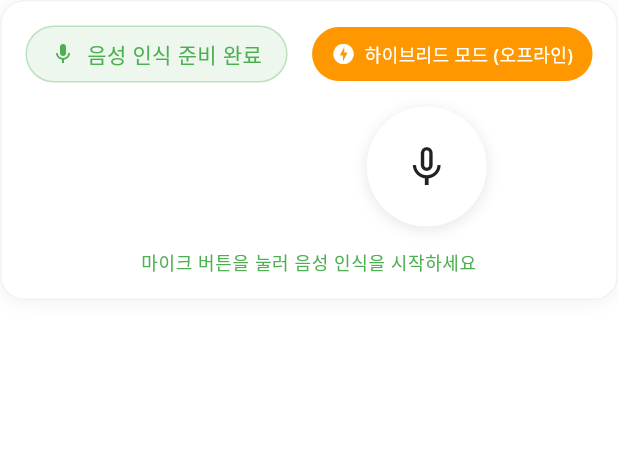
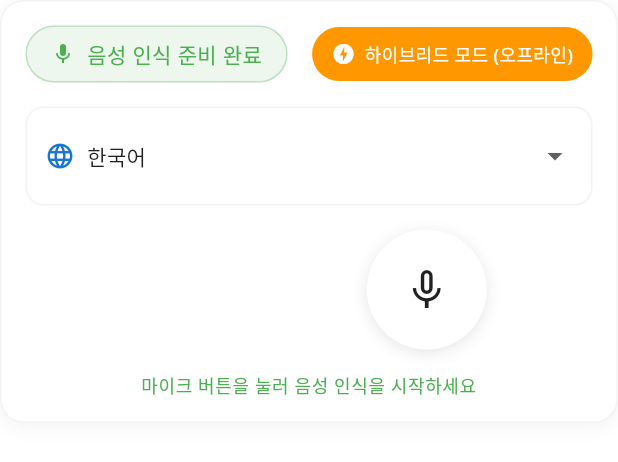
Before and after one commit to guyster323/everydiary, a Flutter app: the SpeechRecognitionPanel widget shown alone on an empty page, opened directly, on a phone screen of 412 x 824 dp. Shown: the top 462 px of the screen. Run offline on Flutter 3.47's test engine with Material 3 defaults, Android fonts, the phone set to English and light mode, and no system bars; our stand-ins replace cached_network_image, camera, connectivity_plus, dio, file_picker, flutter_local_notifications and 16 more; missing offline and left inert: bcrypt, dart_jsonwebtoken, flutter_quill, google_mlkit_text_recognition; accounts and stored records are empty; generated files the repository leaves out were written again.

Commit message:
speech_locale_selector

```diff
--- a/lib/core/providers/speech_recognition_provider.dart
+++ b/lib/core/providers/speech_recognition_provider.dart
@@ -4,6 +4,21 @@ import 'package:speech_to_text/speech_to_text.dart' as stt;
 
 import '../services/permission_service.dart';
 import '../services/speech_recognition_service.dart';
+
+/// 음성 인식에서 사용할 수 있는 로케일 옵션
+class SpeechLocaleOption {
+  const SpeechLocaleOption({required this.code, required this.label});
+
+  final String code;
+  final String label;
+}
+
+const List<SpeechLocaleOption> kSpeechLocaleOptions = <SpeechLocaleOption>[
+  SpeechLocaleOption(code: 'ko-KR', label: '한국어'),
+  SpeechLocaleOption(code: 'en-US', label: 'English'),
+  SpeechLocaleOption(code: 'ja-JP', label: '日本語'),
+  SpeechLocaleOption(code: 'zh-CN', label: '中文'),
+];
 
 /// 음성 인식 서비스 프로바이더
 final speechRecognitionServiceProvider = Provider<SpeechRecognitionService>((
@@ -15,6 +30,11 @@ final speechRecognitionServiceProvider = Provider<SpeechRecognitionService>((
 /// 권한 서비스 프로바이더
 final permissionServiceProvider = Provider<PermissionService>((ref) {
   return PermissionService.instance;
+});
+
+/// UI에서 사용할 로케일 옵션 제공
+final speechLocaleOptionsProvider = Provider<List<SpeechLocaleOption>>((ref) {
+  return kSpeechLocaleOptions;
 });
 
 /// 음성 인식 상태 프로바이더
@@ -77,6 +97,7 @@ class SpeechRecognitionNotifier extends StateNotifier<SpeechRecognitionState> {
     try {
       final initialized = await _speechService.initialize();
       if (initialized) {
+        _speechService.setLocale(state.currentLocale);
         state = state.copyWith(
           isInitialized: true,
           status: SpeechRecognitionStatus.initialized,
@@ -194,6 +215,11 @@ class SpeechRecognitionNotifier extends StateNotifier<SpeechRecognitionState> {
     state = state.copyWith(currentLocale: locale);
   }
 
+  /// 선택 가능한 언어 중 하나를 설정
+  void setLocaleOption(SpeechLocaleOption option) {
+    setLocale(option.code);
+  }
+
   /// 텍스트 업데이트
   void updateText(String text, {bool isFinal = false}) {
     if (isFinal) {
--- a/lib/core/widgets/speech_recognition_panel.dart
+++ b/lib/core/widgets/speech_recognition_panel.dart
@@ -64,22 +64,23 @@ class SpeechRecognitionPanel extends ConsumerWidget {
 
           // 메인 컨트롤 영역
           Row(
+            children: [
+              Expanded(child: _SpeechLocaleSelector(compact: compact)),
+            ],
+          ),
+          const SizedBox(height: 16),
+          Row(
             mainAxisAlignment: MainAxisAlignment.spaceEvenly,
             children: [
-              // 타이머
               if (showTimer) ...[
                 const SpeechRecognitionTimerWidget(),
                 const SizedBox(width: 16),
               ],
-
-              // 마이크 버튼
               SpeechRecognitionButton(
                 onResult: onResult,
                 onError: onError,
                 size: compact ? 60.0 : 80.0,
               ),
-
-              // 파형 애니메이션
               if (showWaveform && isListening) ...[
                 const SizedBox(width: 16),
                 const SpeechWaveformWidget(height: 40, barCount: 3),
@@ -145,6 +146,82 @@ class SpeechRecognitionPanel extends ConsumerWidget {
         fontWeight: FontWeight.w500,
       ),
       textAlign: TextAlign.center,
+    );
+  }
+}
+
+class _SpeechLocaleSelector extends ConsumerWidget {
+  const _SpeechLocaleSelector({required this.compact});
+
+  final bool compact;
+
+  @override
+  Widget build(BuildContext context, WidgetRef ref) {
+    final localeOptions = ref.watch(speechLocaleOptionsProvider);
+    final speechState = ref.watch(speechRecognitionProvider);
+    final notifier = ref.watch(speechRecognitionProvider.notifier);
+
+    final selectedCode = localeOptions.any(
+      (option) => option.code == speechState.currentLocale,
+    )
+        ? speechState.currentLocale
+        : localeOptions.first.code;
+
+    return Container(
+      padding: const EdgeInsets.symmetric(horizontal: 12, vertical: 8),
+      decoration: BoxDecoration(
+        color: Theme.of(context)
+            .colorScheme
+            .surface
+            .withValues(alpha: compact ? 0.3 : 0.5),
+        borderRadius: BorderRadius.circular(12),
+        border: Border.all(
+          color: Theme.of(context)
+              .colorScheme
+              .outline
+              .withValues(alpha: 0.2),
+        ),
+      ),
+      child: Row(
+        children: [
+          Icon(
+            Icons.language,
+            size: compact ? 16 : 20,
+            color: Theme.of(context).colorScheme.primary,
+          ),
+          const SizedBox(width: 8),
+          Expanded(
+            child: DropdownButtonHideUnderline(
+              child: DropdownButton<String>(
+                value: selectedCode,
+                dropdownColor: Theme.of(context).colorScheme.surfaceBright,
+                isExpanded: true,
+                style: Theme.of(context).textTheme.bodyMedium?.copyWith(
+                      color: Theme.of(context).colorScheme.onSurface,
+                    ),
+                items: localeOptions
+                    .map(
+                      (option) => DropdownMenuItem<String>(
+                        value: option.code,
+                        child: Text(option.label),
+                      ),
+                    )
+                    .toList(),
+                onChanged: (value) {
+                  if (value == null || value == speechState.currentLocale) {
+                    return;
+                  }
+                  final selectedOption = localeOptions.firstWhere(
+                    (option) => option.code == value,
+                    orElse: () => localeOptions.first,
+                  );
+                  notifier.setLocaleOption(selectedOption);
+                },
+              ),
+            ),
+          ),
+        ],
+      ),
     );
   }
 }
```
